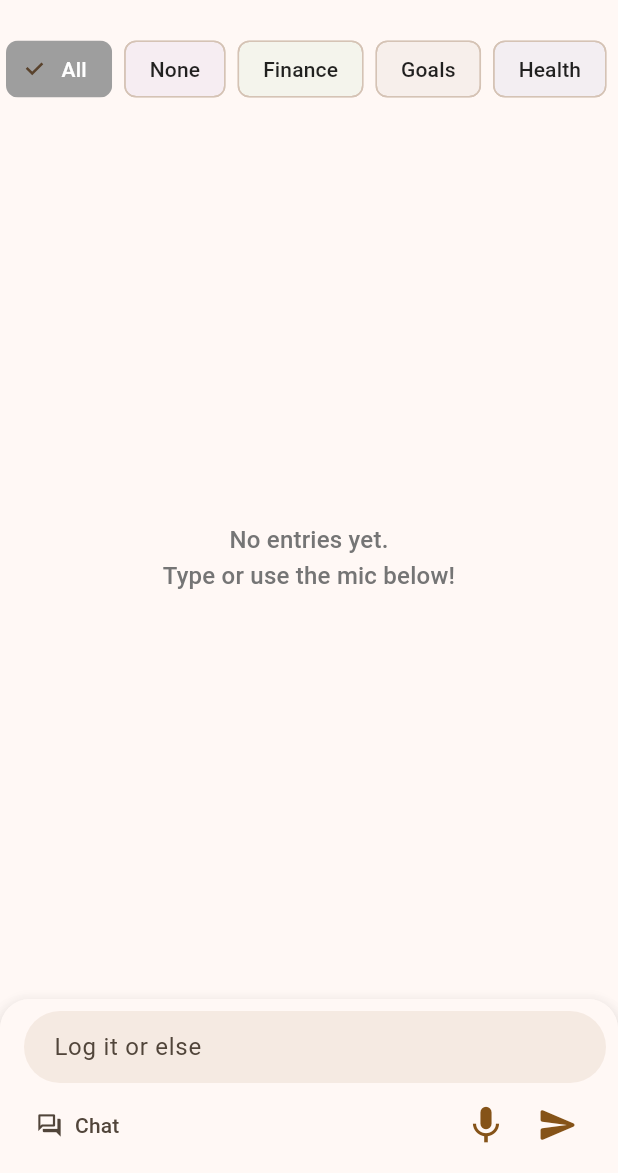
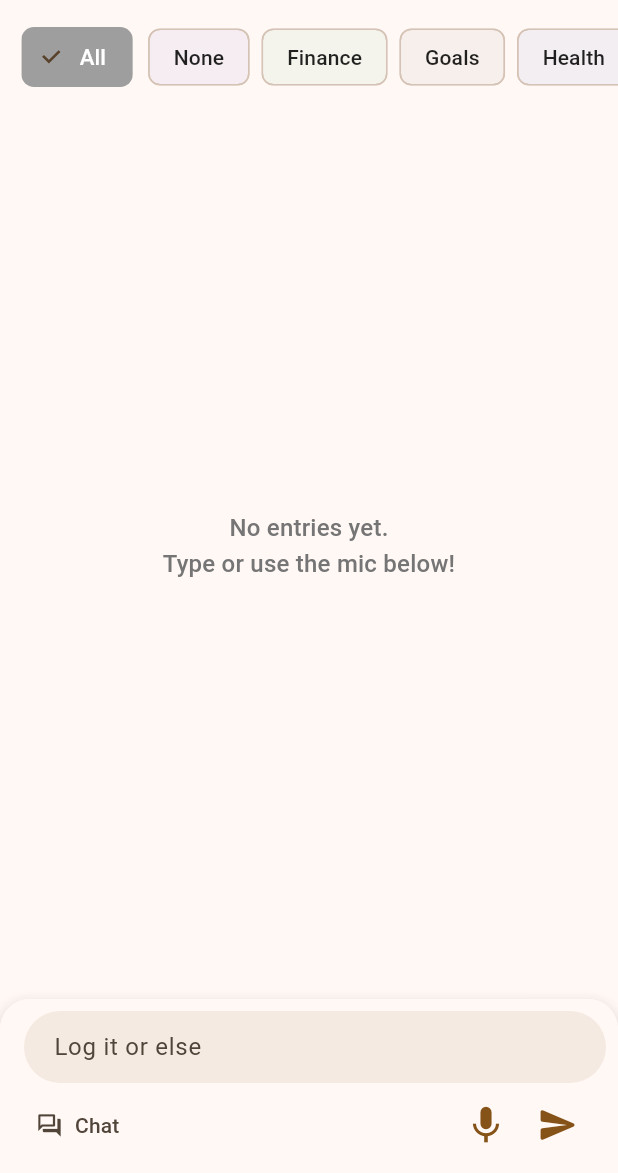
Before and after one commit to AndrewBert/log-everything, a Flutter app: the screen it shows after launch, item 2 of the bottom bar chosen, after a tap on "All", on a phone screen of 412 x 824 dp, the part 63-1236 px from its top. Run offline on Flutter 3.47's test engine with Material 3 defaults, Android fonts, the phone set to English and light mode, and no system bars; our stand-ins replace clock, equatable, flutter_bloc, flutter_dotenv, flutter_markdown, get_it and 3 more; missing offline and left inert: record; network calls fail.

Commit message:
feat: Add sticky "All" chip and improve category chip layout in FilterSection

```diff
--- a/lib/widgets/filter_section.dart
+++ b/lib/widgets/filter_section.dart
@@ -20,68 +20,84 @@ class FilterSection extends StatelessWidget {
               previous.categories != current.categories ||
               previous.filterCategory != current.filterCategory,
       builder: (context, state) {
-        // CP: Create filter chips list including 'All' and properly formatted categories
         final List<String> filterCategories =
             state.categories
                 .map((cat) => categoryDisplayName(cat.name))
                 .toSet()
                 .toList()
               ..remove('None');
-        final chips = ['All', 'None', ...filterCategories..sort()];
+        final chips = ['None', ...filterCategories..sort()];
 
-        return Container(
-          height: 48,
-          margin: const EdgeInsets.symmetric(vertical: 8),
+        return Row(
+          children: [
+            // CP: Sticky "All" chip
+            Padding(
+              padding: const EdgeInsets.only(left: 16.0, right: 8.0),
+              child: AnimatedScale(
+                scale: state.filterCategory == null ? 1.05 : 1.0,
+                duration: const Duration(milliseconds: 200),
+                child: FilterChip(
+                  selected: state.filterCategory == null,
+                  label: const Text('All'),
+                  backgroundColor: Colors.grey.withValues(alpha: 0.12),
+                  selectedColor: Colors.grey,
+                  labelStyle: TextStyle(
+                    color:
+                        state.filterCategory == null
+                            ? Colors.white
+                            : Colors.black87,
+                  ),
+                  onSelected: (_) => context.read<EntryCubit>().setFilter(null),
+                ),
+              ),
+            ),
+            // CP: Scrollable category chips
+            Expanded(
               child: SingleChildScrollView(
                 scrollDirection: Axis.horizontal,
+                padding: const EdgeInsets.only(right: 16.0),
                 child: Row(
                   children: [
                     for (final category in chips)
                       Padding(
-                    padding: const EdgeInsets.symmetric(horizontal: 4),
+                        padding: const EdgeInsets.symmetric(horizontal: 4.0),
+                        child: AnimatedScale(
+                          scale:
+                              state.filterCategory ==
+                                      categoryBackendValue(category)
+                                  ? 1.05
+                                  : 1.0,
+                          duration: const Duration(milliseconds: 200),
                           child: FilterChip(
                             selected:
-                          category == 'All'
-                              ? state.filterCategory == null
-                              : state.filterCategory ==
+                                state.filterCategory ==
                                 categoryBackendValue(category),
-                      label: Text(
-                        category,
-                        style: TextStyle(
+                            label: Text(category),
+                            labelStyle: TextStyle(
                               color:
-                              (category == 'All'
-                                      ? state.filterCategory == null
-                                      : state.filterCategory ==
-                                          categoryBackendValue(category))
+                                  state.filterCategory ==
+                                          categoryBackendValue(category)
                                       ? Colors.white
                                       : Colors.black87,
                             ),
-                      ),
-                      backgroundColor:
-                          category == 'All'
-                              ? Colors.grey.withValues(alpha: 0.12)
-                              : CategoryColors.getColorForCategory(
+                            backgroundColor: CategoryColors.getColorForCategory(
                               categoryBackendValue(category),
                             ).withValues(alpha: 0.12),
-                      selectedColor:
-                          category == 'All'
-                              ? Colors.grey
-                              : CategoryColors.getColorForCategory(
+                            selectedColor: CategoryColors.getColorForCategory(
                               categoryBackendValue(category),
                             ),
-                      onSelected: (_) {
-                        final cubit = context.read<EntryCubit>();
-                        if (category == 'All') {
-                          cubit.setFilter(null);
-                        } else {
-                          cubit.setFilter(categoryBackendValue(category));
-                        }
-                      },
+                            onSelected:
+                                (_) => context.read<EntryCubit>().setFilter(
+                                  categoryBackendValue(category),
+                                ),
+                          ),
                         ),
                       ),
                   ],
                 ),
               ),
+            ),
+          ],
         );
       },
     );
```
Lines whose indentation alone changed are shown as unchanged.
